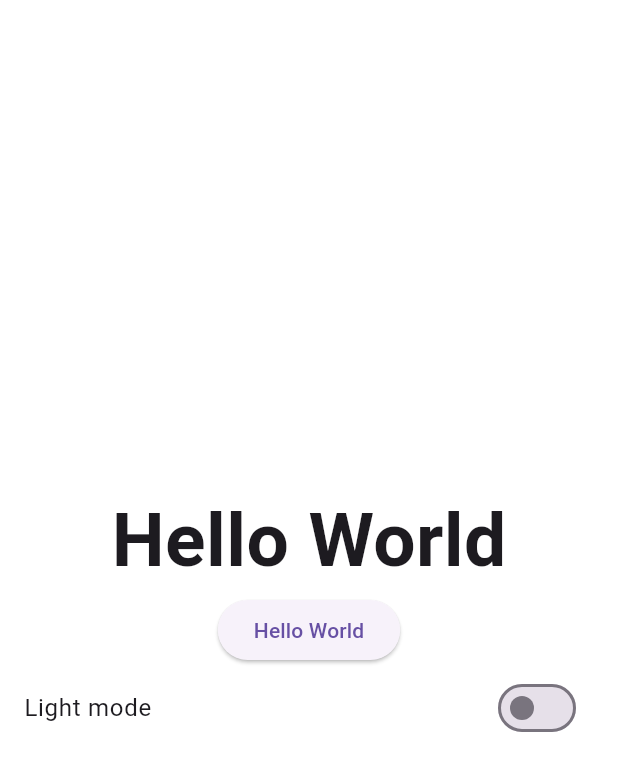
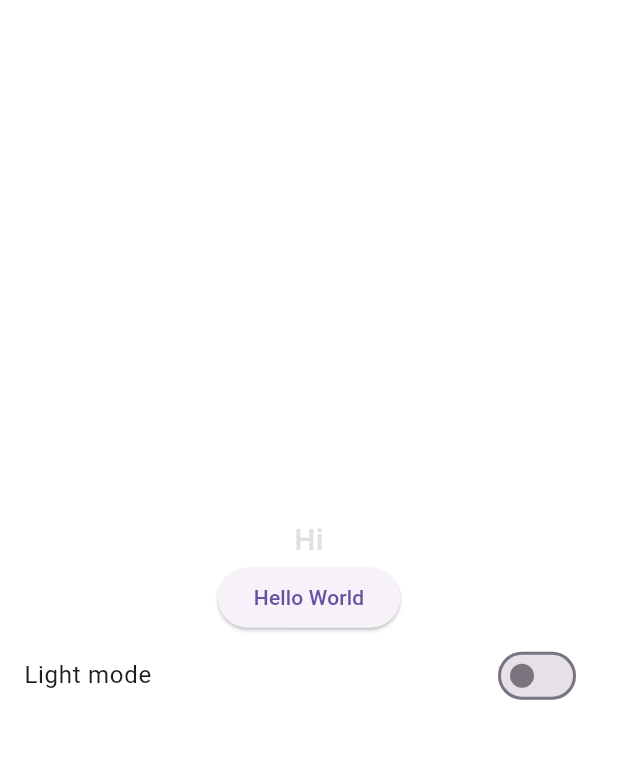
Before and after one commit to Shehab-Emad20/E-commerce, a Flutter app: the screen it shows after launch, on a phone screen of 412 x 824 dp. Shown: the top 771 px of the screen. Run offline on Flutter 3.47's test engine with Material 3 defaults, Android fonts, the phone set to English and light mode, and no system bars; our stand-ins replace shared_preferences.

Commit message:
Create the text custom widget

```diff
--- a/lib/screens/home_screen.dart
+++ b/lib/screens/home_screen.dart
@@ -1,4 +1,5 @@
 import 'package:e_commerce_app/providers/theme_provider.dart';
+import 'package:e_commerce_app/widgets/subtitle_text.dart';
 import 'package:flutter/material.dart';
 import 'package:provider/provider.dart';
 
@@ -13,9 +14,12 @@ class HomeScreen extends StatelessWidget {
         child: Column(
           mainAxisAlignment: MainAxisAlignment.center,
           children: [
-            Text(
-              "Hello World",
-              style: TextStyle(fontSize: 50, fontWeight: FontWeight.w700),
+            SubtitleTextWidget(
+              label: "Hi",
+              color:
+                  themeProvider.getIsDarkTheme ? Colors.white : Colors.black12,
+              fontSize: 20,
+              fontWeight: FontWeight.bold,
             ),
             ElevatedButton(onPressed: () {}, child: Text("Hello World")),
             SwitchListTile(
--- /dev/null
+++ b/lib/widgets/subtitle_text.dart
@@ -0,0 +1,35 @@
+import 'package:flutter/material.dart';
+
+class SubtitleTextWidget extends StatelessWidget {
+  const SubtitleTextWidget({
+    super.key,
+    required this.label,
+    required this.fontSize,
+    required this.fontWeight,
+    this.color,
+    this.decoration,
+    this.fontStyle,
+  });
+
+  final String label;
+  final double fontSize;
+  final FontWeight? fontWeight;
+  final Color? color;
+  final TextDecoration? decoration;
+  final FontStyle? fontStyle;
+
+  @override
+  Widget build(BuildContext context) {
+    return Text(
+      label,
+      style: TextStyle(
+        fontSize: fontSize,
+        fontWeight: fontWeight,
+        color: color,
+        decoration: decoration,
+        fontStyle: fontStyle,
+
+      ),
+    );
+  }
+}
```
Also changed, not shown: lib/widgets/title_text.dart (added).
